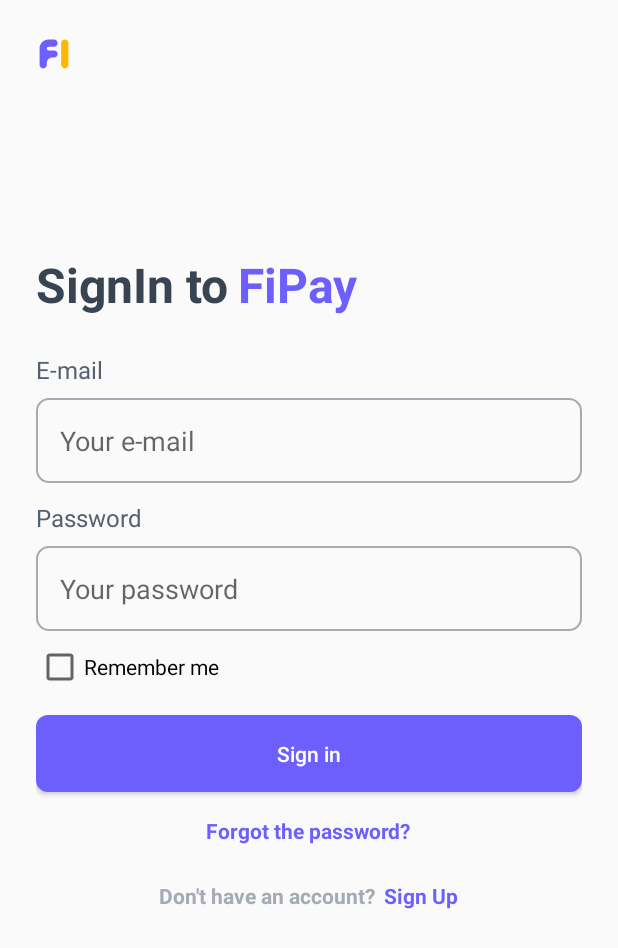
After one commit to TooDoo-BlastOff-Desafios/Squad2, an Android app: the SignInActivity screen opened directly, with no data from a screen before it, on a phone screen of 412 x 824 dp. The commit adds this screen. Shown: the top 948 px of the screen. Run offline under Robolectric (Android 15) with nearby library versions, the phone set to English and light mode, and no system bars.

Commit message:
feat: SignIn Activity

```diff
--- a/app/src/main/AndroidManifest.xml
+++ b/app/src/main/AndroidManifest.xml
@@ -9,6 +9,9 @@
         android:roundIcon="@mipmap/ic_launcher_round"
         android:supportsRtl="true"
         android:theme="@style/Theme.FiPay">
+        <activity
+            android:name=".ui.authentication.SignInActivity"
+            android:exported="false" />
         <activity
             android:name=".ui.authentication.SignUpActivity"
             android:exported="false" />
--- a/app/src/main/java/br/com/toodoo/fipay/ui/WelcomeActivity.kt
+++ b/app/src/main/java/br/com/toodoo/fipay/ui/WelcomeActivity.kt
@@ -6,6 +6,7 @@ import android.os.Bundle
 import android.widget.Button
 import androidx.core.view.WindowCompat
 import br.com.toodoo.fipay.R
+import br.com.toodoo.fipay.ui.authentication.SignInActivity
 import br.com.toodoo.fipay.ui.authentication.SignUpActivity
 
 class WelcomeActivity : AppCompatActivity() {
@@ -15,6 +16,10 @@ class WelcomeActivity : AppCompatActivity() {
 
         WindowCompat.setDecorFitsSystemWindows(window, false)
 
+        findViewById<Button>(R.id.btnGoToSignIn).setOnClickListener {
+            startActivity(Intent(this, SignInActivity::class.java))
+        }
+
         findViewById<Button>(R.id.btnGoToSignUp).setOnClickListener {
             startActivity(Intent(this, SignUpActivity::class.java))
         }
--- /dev/null
+++ b/app/src/main/java/br/com/toodoo/fipay/ui/authentication/SignInActivity.kt
@@ -0,0 +1,12 @@
+package br.com.toodoo.fipay.ui.authentication
+
+import androidx.appcompat.app.AppCompatActivity
+import android.os.Bundle
+import br.com.toodoo.fipay.R
+
+class SignInActivity : AppCompatActivity() {
+    override fun onCreate(savedInstanceState: Bundle?) {
+        super.onCreate(savedInstanceState)
+        setContentView(R.layout.activity_sign_in)
+    }
+}
--- /dev/null
+++ b/app/src/main/res/layout/activity_sign_in.xml
@@ -0,0 +1,165 @@
+<?xml version="1.0" encoding="utf-8"?>
+<androidx.constraintlayout.widget.ConstraintLayout xmlns:android="http://schemas.android.com/apk/res/android"
+    xmlns:app="http://schemas.android.com/apk/res-auto"
+    xmlns:tools="http://schemas.android.com/tools"
+    android:id="@+id/siginLayout"
+    android:layout_width="match_parent"
+    android:layout_height="match_parent"
+    tools:context=".ui.authentication.SignInActivity">
+
+    <ScrollView
+        android:layout_width="match_parent"
+        android:layout_height="match_parent"
+        app:layout_constraintBottom_toBottomOf="parent"
+        app:layout_constraintEnd_toEndOf="parent"
+        app:layout_constraintStart_toStartOf="parent"
+        app:layout_constraintTop_toTopOf="parent">
+
+        <androidx.appcompat.widget.LinearLayoutCompat
+            android:layout_width="match_parent"
+            android:layout_height="wrap_content"
+            android:orientation="vertical"
+            android:padding="24dp"
+            app:layout_constraintBottom_toBottomOf="parent"
+            app:layout_constraintEnd_toEndOf="parent"
+            app:layout_constraintStart_toStartOf="parent"
+            app:layout_constraintTop_toTopOf="parent">
+
+            <ImageView
+                android:id="@+id/imageView2"
+                android:layout_width="wrap_content"
+                android:layout_height="wrap_content"
+                android:src="@drawable/ic_fi_logo"
+                android:contentDescription="@string/fipay_logo" />
+
+            <androidx.appcompat.widget.LinearLayoutCompat
+                android:layout_width="wrap_content"
+                android:layout_height="wrap_content"
+                android:layout_gravity="start"
+                android:layout_marginTop="120dp"
+                android:orientation="horizontal">
+
+                <TextView
+                    android:layout_width="match_parent"
+                    android:layout_height="wrap_content"
+                    android:text="@string/signin_to"
+                    android:textColor="@color/neutral_700"
+                    android:textSize="32sp"
+                    android:textStyle="bold" />
+
+                <TextView
+                    android:layout_marginStart="6dp"
+                    android:layout_width="match_parent"
+                    android:layout_height="wrap_content"
+                    android:text="@string/fipay"
+                    android:textColor="@color/purple_700"
+                    android:textSize="32sp"
+                    android:textStyle="bold" />
+
+            </androidx.appcompat.widget.LinearLayoutCompat>
+
+            <TextView
+                android:layout_width="match_parent"
+                android:layout_height="wrap_content"
+                android:layout_marginTop="24dp"
+                android:text="@string/email"
+                android:textColor="@color/neutral_500"
+                android:textSize="16sp" />
+
+            <EditText
+                android:id="@+id/editEmail"
+                android:layout_width="match_parent"
+                android:layout_height="wrap_content"
+                android:layout_marginTop="8dp"
+                android:background="@drawable/input_background"
+                android:ems="10"
+                android:hint="@string/email_hint"
+                android:inputType="textEmailAddress"
+                android:autofillHints="emailAddress" />
+
+            <TextView
+                android:layout_width="match_parent"
+                android:layout_height="wrap_content"
+                android:layout_marginTop="12dp"
+                android:text="@string/password"
+                android:textColor="@color/neutral_500"
+                android:textSize="16sp" />
+
+            <EditText
+                android:id="@+id/editPassword"
+                android:layout_width="match_parent"
+                android:layout_height="wrap_content"
+                android:layout_marginTop="8dp"
+                android:background="@drawable/input_background"
+                android:ems="10"
+                android:hint="@string/password_hint"
+                android:inputType="textPassword"
+                android:autofillHints="password" />
+
+            <CheckBox
+                android:id="@+id/cbRememberMe"
+                android:layout_width="match_parent"
+                android:layout_height="wrap_content"
+                android:layout_marginTop="8dp"
+                android:text="@string/remember_me" />
+
+            <Button
+                android:id="@+id/btnSignIn"
+                android:layout_width="match_parent"
+                android:layout_height="wrap_content"
+                android:layout_marginTop="16dp"
+                android:background="@drawable/btn_background"
+                android:text="@string/sign_in"
+                android:textAllCaps="false"
+                android:textColor="@color/white" />
+
+            <TextView
+                android:id="@+id/txtForgotPassword"
+                android:layout_width="wrap_content"
+                android:layout_height="wrap_content"
+                android:layout_gravity="center"
+                android:layout_marginTop="16dp"
+                android:text="@string/forgot_the_password"
+                android:textColor="@color/purple_700"
+                android:textStyle="bold" />
+
+            <androidx.appcompat.widget.LinearLayoutCompat
+                android:layout_width="match_parent"
+                android:layout_height="wrap_content"
+                android:layout_marginTop="24dp"
+                android:gravity="center"
+                android:orientation="horizontal">
+
+                <TextView
+                    android:layout_width="wrap_content"
+                    android:layout_height="wrap_content"
+                    android:text="@string/dont_have_an_account"
+                    android:textColor="@color/neutral_200"
+                    android:textStyle="bold" />
+
+                <TextView
+                    android:layout_marginStart="6dp"
+                    android:id="@+id/textSignUp"
+                    android:layout_width="wrap_content"
+                    android:layout_height="wrap_content"
+                    android:text="@string/sign_up"
+                    android:textColor="@color/purple_700"
+                    android:textStyle="bold" />
+
+
+            </androidx.appcompat.widget.LinearLayoutCompat>
+
+            <com.google.android.material.progressindicator.CircularProgressIndicator
+                android:id="@+id/progressBar"
+                android:layout_width="wrap_content"
+                android:layout_height="wrap_content"
+                android:layout_gravity="center"
+                android:layout_marginTop="32dp"
+                android:indeterminate="true"
+                app:indicatorColor="@color/purple_700"
+                android:visibility="gone"
+                tools:visibility="visible" />
+        </androidx.appcompat.widget.LinearLayoutCompat>
+    </ScrollView>
+
+</androidx.constraintlayout.widget.ConstraintLayout>
--- a/app/src/main/res/values/strings.xml
+++ b/app/src/main/res/values/strings.xml
@@ -21,4 +21,10 @@
     <string name="street">Street</string>
     <string name="street_hint">Your Street</string>
     <string name="create_account">Create account</string>
+    <string name="signin_to">SignIn to </string>
+    <string name="fipay">FiPay</string>
+    <string name="remember_me">Remember me</string>
+    <string name="sign_up">Sign Up</string>
+    <string name="dont_have_an_account">Don\'t have an account?</string>
+    <string name="forgot_the_password">Forgot the password?</string>
 </resources>
```
